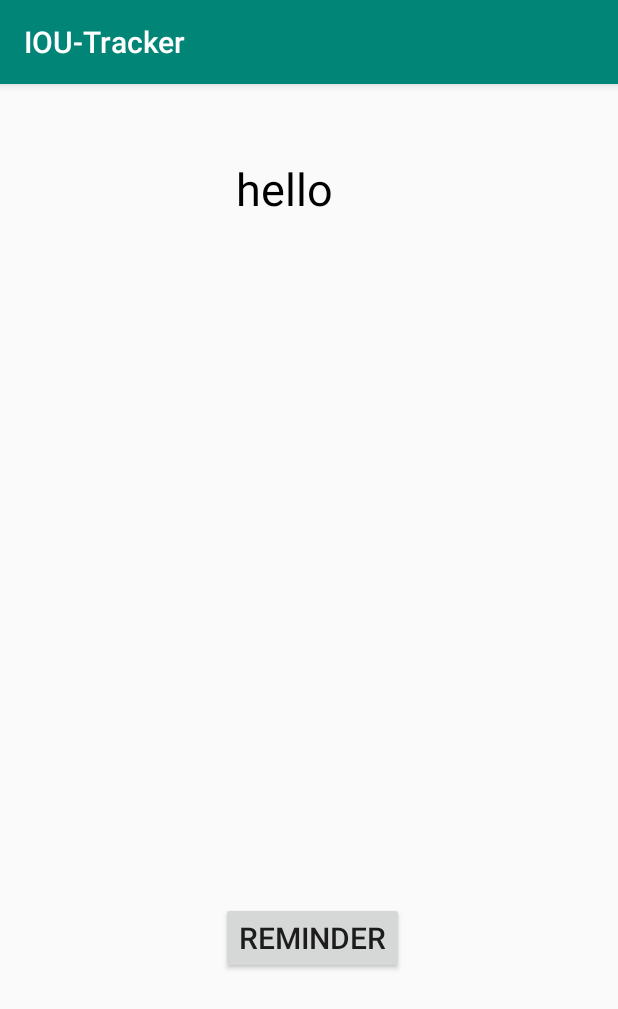
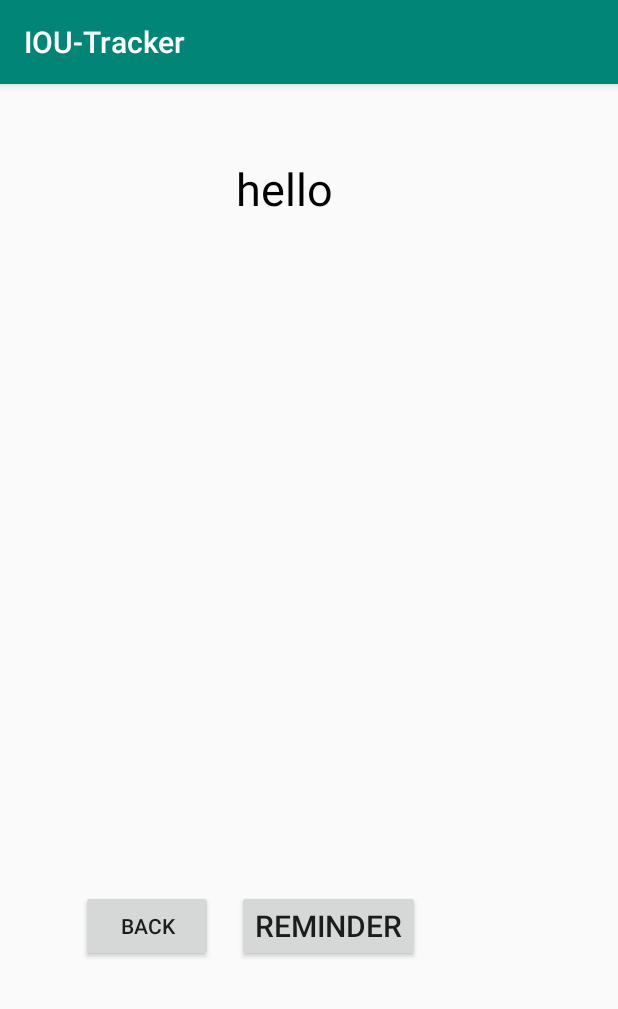
Before and after one commit to pulkitvajpayee07/NITC-IOU-Tracker, an Android app: the checkBalance screen opened directly, with no data from a screen before it, on a phone screen of 412 x 824 dp. Shown: the top 1009 px of the screen. Run offline under Robolectric (Android 15) with nearby library versions, the phone set to English and light mode, and no system bars; our stand-ins replace Firebase (no records; nobody signed in at launch, a user with empty details on screens opened directly).

```diff
--- a/app/src/main/java/com/example/iou_tracker/Reminder.java
+++ b/app/src/main/java/com/example/iou_tracker/Reminder.java
@@ -70,6 +70,7 @@ public class Reminder extends AppCompatActivity {
 
             //Executing sendmail to send email
             sm.execute();
+            startActivity(new Intent(Reminder.this,HomeActivity.class));
         }
     }
 
--- a/app/src/main/java/com/example/iou_tracker/checkBalance.java
+++ b/app/src/main/java/com/example/iou_tracker/checkBalance.java
@@ -26,7 +26,7 @@ public class checkBalance extends AppCompatActivity {
 
     FirebaseFirestore db = FirebaseFirestore.getInstance();
     String gName;
-    Button btReminder;
+    Button btReminder,btBack;
     @Override
     protected void onCreate(Bundle savedInstanceState) {
         super.onCreate(savedInstanceState);
@@ -35,6 +35,7 @@ public class checkBalance extends AppCompatActivity {
         TextView groupName = findViewById(R.id.textView6);
         ListView listView = findViewById(R.id.listBalance);
         btReminder = findViewById(R.id.button15);
+        btBack = findViewById(R.id.button20);
         Bundle bundle = getIntent().getExtras();
         if (bundle != null){
             gName = bundle.getString("gName");
@@ -42,6 +43,13 @@ public class checkBalance extends AppCompatActivity {
         }
 
 
+
+        btBack.setOnClickListener(new View.OnClickListener() {
+            @Override
+            public void onClick(View view) {
+                startActivity(new Intent(checkBalance.this,HomeActivity.class));
+            }
+        });
         db.collection("Bill").whereEqualTo("billNo",gName).
                 addSnapshotListener(new EventListener<QuerySnapshot>() {
                     @Override
--- a/app/src/main/res/layout/activity_check_balance.xml
+++ b/app/src/main/res/layout/activity_check_balance.xml
@@ -38,10 +38,20 @@
         android:id="@+id/button15"
         android:layout_width="wrap_content"
         android:layout_height="wrap_content"
-        android:layout_marginTop="32dp"
-        android:layout_marginEnd="92dp"
+        android:layout_marginTop="24dp"
         android:text="Reminder"
         android:textSize="20dp"
-        app:layout_constraintEnd_toEndOf="@+id/listBalance"
+        app:layout_constraintEnd_toEndOf="parent"
+        app:layout_constraintHorizontal_bias="0.545"
+        app:layout_constraintStart_toStartOf="parent"
         app:layout_constraintTop_toBottomOf="@+id/listBalance" />
+
+    <Button
+        android:id="@+id/button20"
+        android:layout_width="wrap_content"
+        android:layout_height="wrap_content"
+        android:layout_marginEnd="16dp"
+        android:text="Back"
+        app:layout_constraintBottom_toBottomOf="@+id/button15"
+        app:layout_constraintEnd_toStartOf="@+id/button15" />
 </androidx.constraintlayout.widget.ConstraintLayout>
```
